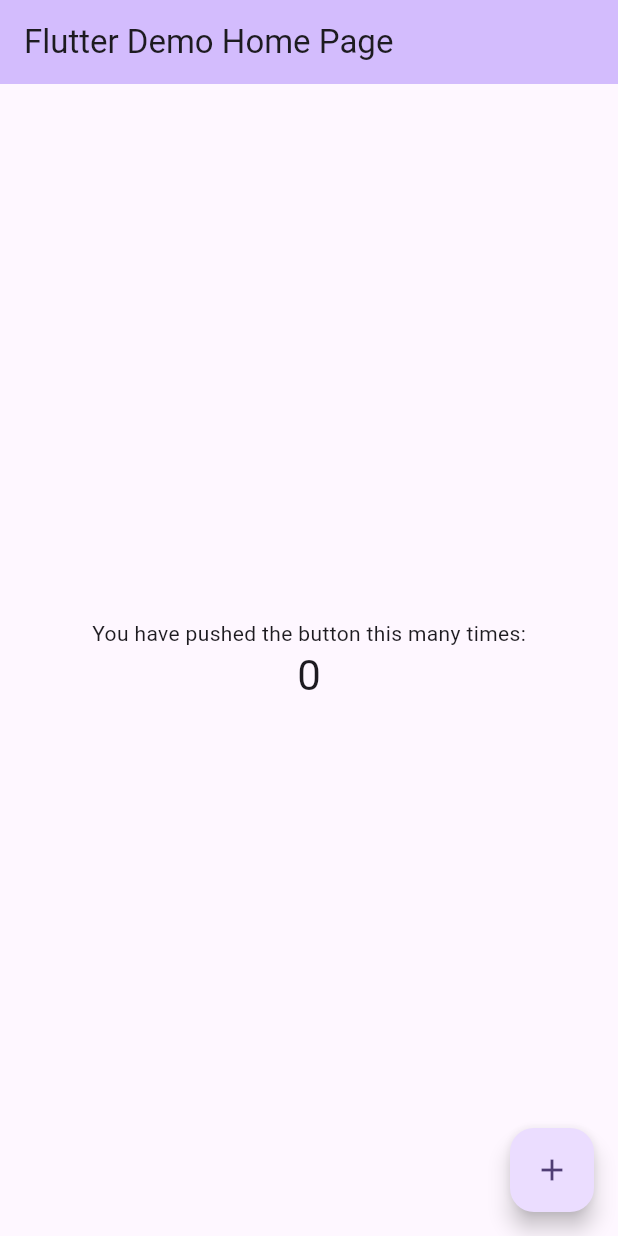
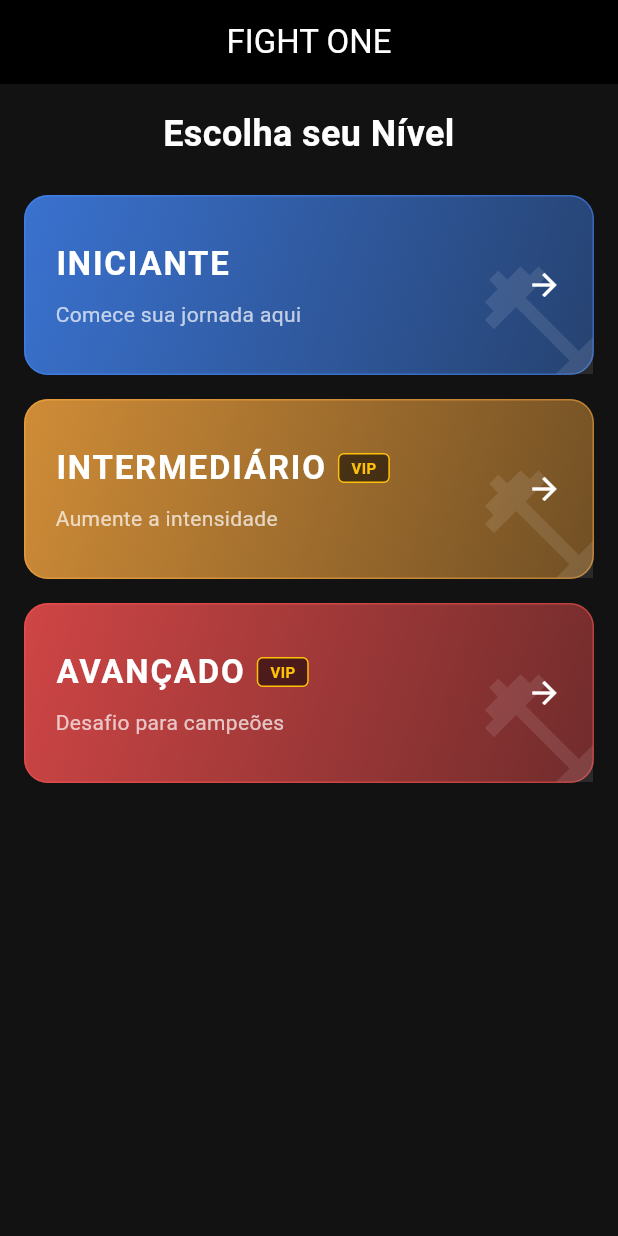
Before and after one commit to could-ai/019aef33-5102-74fa-b771-349947cf8546, a Flutter app: the screen it shows after launch, on a phone screen of 412 x 824 dp. Run offline on Flutter 3.47's test engine with Material 3 defaults, Android fonts, the phone set to English and light mode, and no system bars.

```diff
--- a/usr/lib/main.dart
+++ b/usr/lib/main.dart
@@ -1,123 +1,30 @@
 import 'package:flutter/material.dart';
+import 'screens/home_screen.dart';
 
 void main() {
-  runApp(const MyApp());
+  runApp(const FightOneApp());
 }
 
-class MyApp extends StatelessWidget {
-  const MyApp({super.key});
+class FightOneApp extends StatelessWidget {
+  const FightOneApp({super.key});
 
-  // This widget is the root of your application.
   @override
   Widget build(BuildContext context) {
     return MaterialApp(
-      title: 'Flutter Demo',
+      title: 'Fight One',
       debugShowCheckedModeBanner: false,
       theme: ThemeData(
-        // This is the theme of your application.
-        //
-        // TRY THIS: Try running your application with "flutter run". You'll see
-        // the application has a purple toolbar. Then, without quitting the app,
-        // try changing the seedColor in the colorScheme below to Colors.green
-        // and then invoke "hot reload" (save your changes or press the "hot
-        // reload" button in a Flutter-supported IDE, or press "r" if you used
-        // the command line to start the app).
-        //
-        // Notice that the counter didn't reset back to zero; the application
-        // state is not lost during the reload. To reset the state, use hot
-        // restart instead.
-        //
-        // This works for code too, not just values: Most code changes can be
-        // tested with just a hot reload.
-        colorScheme: ColorScheme.fromSeed(seedColor: Colors.deepPurple),
+        colorScheme: ColorScheme.fromSeed(
+          seedColor: Colors.blue,
+          brightness: Brightness.dark,
+        ),
+        useMaterial3: true,
+        scaffoldBackgroundColor: const Color(0xFF121212),
       ),
       initialRoute: '/',
       routes: {
-        '/': (context) => const MyHomePage(title: 'Flutter Demo Home Page'),
+        '/': (context) => const HomeScreen(),
       },
     );
   }
 }
-
-class MyHomePage extends StatefulWidget {
-  const MyHomePage({super.key, required this.title});
-
-  // This widget is the home page of your application. It is stateful, meaning
-  // that it has a State object (defined below) that contains fields that affect
-  // how it looks.
-
-  // This class is the configuration for the state. It holds the values (in this
-  // case the title) provided by the parent (in this case the App widget) and
-  // used by the build method of the State. Fields in a Widget subclass are
-  // always marked "final".
-
-  final String title;
-
-  @override
-  State<MyHomePage> createState() => _MyHomePageState();
-}
-
-class _MyHomePageState extends State<MyHomePage> {
-  int _counter = 0;
-
-  void _incrementCounter() {
-    setState(() {
-      // This call to setState tells the Flutter framework that something has
-      // changed in this State, which causes it to rerun the build method below
-      // so that the display can reflect the updated values. If we changed
-      // _counter without calling setState(), then the build method would not be
-      // called again, and so nothing would appear to happen.
-      _counter++;
-    });
-  }
-
-  @override
-  Widget build(BuildContext context) {
-    // This method is rerun every time setState is called, for instance as done
-    // by the _incrementCounter method above.
-    //
-    // The Flutter framework has been optimized to make rerunning build methods
-    // fast, so that you can just rebuild anything that needs updating rather
-    // than having to individually change instances of widgets.
-    return Scaffold(
-      appBar: AppBar(
-        // TRY THIS: Try changing the color here to a specific color (to
-        // Colors.amber, perhaps?) and trigger a hot reload to see the AppBar
-        // change color while the other colors stay the same.
-        backgroundColor: Theme.of(context).colorScheme.inversePrimary,
-        // Here we take the value from the MyHomePage object that was created by
-        // the App.build method, and use it to set our appbar title.
-        title: Text(widget.title),
-      ),
-      body: Center(
-        // Center is a layout widget. It takes a single child and positions it
-        // in the middle of the parent.
-        child: Column(
-          // Column is also a layout widget. It takes a list of children and
-          // arranges them vertically. By default, it sizes itself to fit its
-          // children horizontally, and tries to be as tall as its parent.
-          //
-          // Column has various properties to control how it sizes itself and
-          // how it positions its children. Here we use mainAxisAlignment to
-          // center the children vertically; the main axis here is the vertical
-          // axis because Columns are vertical (the cross axis would be
-          // horizontal).
-          //
-          // TRY THIS: Invoke "debug painting" (choose the "Toggle Debug Paint"
-          // action in the IDE, or press "p" in the console), to see the
-          // wireframe for each widget.
-          mainAxisAlignment: MainAxisAlignment.center,
-          children: <Widget>[
-            const Text('You have pushed the button this many times:'),
-            Text('$_counter', style: Theme.of(context).textTheme.headlineMedium),
-          ],
-        ),
-      ),
-      floatingActionButton: FloatingActionButton(
-        onPressed: _incrementCounter,
-        tooltip: 'Increment',
-        child: const Icon(Icons.add),
-      ), // This trailing comma makes auto-formatting nicer for build methods.
-    );
-  }
-}
--- /dev/null
+++ b/usr/lib/screens/home_screen.dart
@@ -0,0 +1,167 @@
+import 'package:flutter/material.dart';
+import '../models/workout_model.dart';
+import 'workout_list_screen.dart';
+
+class HomeScreen extends StatelessWidget {
+  const HomeScreen({super.key});
+
+  @override
+  Widget build(BuildContext context) {
+    return Scaffold(
+      appBar: AppBar(
+        title: const Text('FIGHT ONE'),
+        centerTitle: true,
+        backgroundColor: Colors.black,
+        foregroundColor: Colors.white,
+        elevation: 0,
+      ),
+      body: Container(
+        color: const Color(0xFF121212),
+        padding: const EdgeInsets.all(16),
+        child: Column(
+          crossAxisAlignment: CrossAxisAlignment.stretch,
+          children: [
+            const Text(
+              'Escolha seu Nível',
+              style: TextStyle(
+                color: Colors.white,
+                fontSize: 24,
+                fontWeight: FontWeight.bold,
+              ),
+              textAlign: TextAlign.center,
+            ),
+            const SizedBox(height: 24),
+            _buildLevelCard(
+              context,
+              'INICIANTE',
+              'Comece sua jornada aqui',
+              Colors.blueAccent,
+              WorkoutLevel.beginner,
+              false,
+            ),
+            const SizedBox(height: 16),
+            _buildLevelCard(
+              context,
+              'INTERMEDIÁRIO',
+              'Aumente a intensidade',
+              Colors.orangeAccent,
+              WorkoutLevel.intermediate,
+              true,
+            ),
+            const SizedBox(height: 16),
+            _buildLevelCard(
+              context,
+              'AVANÇADO',
+              'Desafio para campeões',
+              Colors.redAccent,
+              WorkoutLevel.advanced,
+              true,
+            ),
+          ],
+        ),
+      ),
+    );
+  }
+
+  Widget _buildLevelCard(
+    BuildContext context,
+    String title,
+    String subtitle,
+    Color color,
+    WorkoutLevel level,
+    bool isVip,
+  ) {
+    return InkWell(
+      onTap: () {
+        Navigator.push(
+          context,
+          MaterialPageRoute(
+            builder: (context) => WorkoutListScreen(level: level),
+          ),
+        );
+      },
+      child: Container(
+        height: 120,
+        decoration: BoxDecoration(
+          gradient: LinearGradient(
+            colors: [color.withOpacity(0.8), color.withOpacity(0.4)],
+            begin: Alignment.topLeft,
+            end: Alignment.bottomRight,
+          ),
+          borderRadius: BorderRadius.circular(16),
+          border: Border.all(color: color.withOpacity(0.5)),
+        ),
+        child: Stack(
+          children: [
+            Positioned(
+              right: -20,
+              bottom: -20,
+              child: Icon(
+                Icons.fitness_center,
+                size: 100,
+                color: Colors.white.withOpacity(0.1),
+              ),
+            ),
+            Padding(
+              padding: const EdgeInsets.all(20),
+              child: Row(
+                children: [
+                  Expanded(
+                    child: Column(
+                      crossAxisAlignment: CrossAxisAlignment.start,
+                      mainAxisAlignment: MainAxisAlignment.center,
+                      children: [
+                        Row(
+                          children: [
+                            Text(
+                              title,
+                              style: const TextStyle(
+                                color: Colors.white,
+                                fontSize: 22,
+                                fontWeight: FontWeight.bold,
+                                letterSpacing: 1.2,
+                              ),
+                            ),
+                            if (isVip) ...[
+                              const SizedBox(width: 8),
+                              Container(
+                                padding: const EdgeInsets.symmetric(
+                                    horizontal: 8, vertical: 2),
+                                decoration: BoxDecoration(
+                                  color: Colors.black54,
+                                  borderRadius: BorderRadius.circular(4),
+                                  border: Border.all(color: Colors.amber),
+                                ),
+                                child: const Text(
+                                  'VIP',
+                                  style: TextStyle(
+                                    color: Colors.amber,
+                                    fontSize: 10,
+                                    fontWeight: FontWeight.bold,
+                                  ),
+                                ),
+                              ),
+                            ],
+                          ],
+                        ),
+                        const SizedBox(height: 8),
+                        Text(
+                          subtitle,
+                          style: const TextStyle(
+                            color: Colors.white70,
+                            fontSize: 14,
+                          ),
+                        ),
+                      ],
+                    ),
+                  ),
+                  const Icon(Icons.arrow_forward, color: Colors.white),
+                ],
+              ),
+            ),
+          ],
+        ),
+      ),
+    );
+  }
+}
```
Also changed, not shown: usr/lib/data/workout_repository.dart (added, +103 -0 lines), usr/lib/models/workout_model.dart (added, +29 -0 lines), usr/lib/screens/workout_detail_screen.dart (added, +162 -0 lines), usr/lib/screens/workout_list_screen.dart (added, +102 -0 lines).
